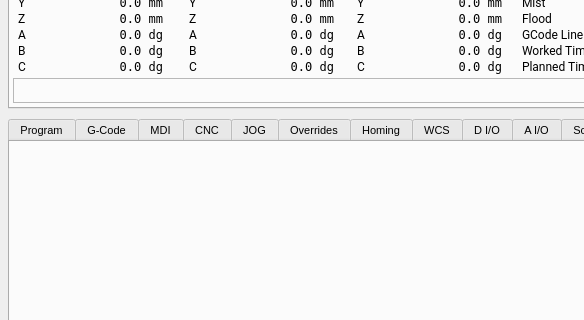
Above: python/examples/api_client_qt_demo/desktop_view.ui from rosettacnc-classroom/cnc_api_client_core_1 before the change; both pictures show x 0 to 584 and y 197 to 517 of the 1038 by 766 pixel window. Below: the same form after it.
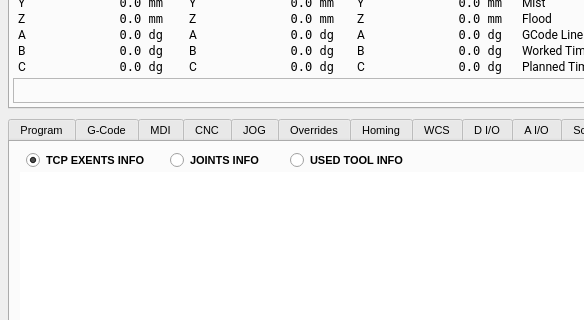
That is the form after the change. The open tabs and pages were chosen to show the change. Custom widgets are drawn as their Qt base class.

What changed in the file:
```diff
--- a/python/examples/api_client_qt_demo/desktop_view.ui
+++ b/python/examples/api_client_qt_demo/desktop_view.ui
@@ -2018,6 +2018,97 @@
      <attribute name="title">
       <string>Machining Info</string>
      </attribute>
+     <widget class="QRadioButton" name="minfoTCPExtentsInfoRadioButton">
+      <property name="geometry">
+       <rect>
+        <x>16</x>
+        <y>8</y>
+        <width>137</width>
+        <height>20</height>
+       </rect>
+      </property>
+      <property name="font">
+       <font>
+        <family>Tahoma</family>
+        <pointsize>8</pointsize>
+        <bold>true</bold>
+       </font>
+      </property>
+      <property name="text">
+       <string>TCP EXENTS INFO</string>
+      </property>
+      <property name="checked">
+       <bool>true</bool>
+      </property>
+     </widget>
+     <widget class="QRadioButton" name="minfoJointsInfoRadioButton">
+      <property name="geometry">
+       <rect>
+        <x>160</x>
+        <y>8</y>
+        <width>113</width>
+        <height>20</height>
+       </rect>
+      </property>
+      <property name="font">
+       <font>
+        <family>Tahoma</family>
+        <pointsize>8</pointsize>
+        <bold>true</bold>
+       </font>
+      </property>
+      <property name="text">
+       <string>JOINTS INFO</string>
+      </property>
+     </widget>
+     <widget class="QRadioButton" name="minfoUsedToolInfoRadioButton">
+      <property name="geometry">
+       <rect>
+        <x>280</x>
+        <y>8</y>
+        <width>160</width>
+        <height>20</height>
+       </rect>
+      </property>
+      <property name="font">
+       <font>
+        <family>Tahoma</family>
+        <pointsize>8</pointsize>
+        <bold>true</bold>
+       </font>
+      </property>
+      <property name="text">
+       <string>USED TOOL INFO</string>
+      </property>
+     </widget>
+     <widget class="QTextEdit" name="minfoDataEdit">
+      <property name="geometry">
+       <rect>
+        <x>10</x>
+        <y>30</y>
+        <width>891</width>
+        <height>331</height>
+       </rect>
+      </property>
+      <property name="sizePolicy">
+       <sizepolicy hsizetype="Preferred" vsizetype="Preferred">
+        <horstretch>0</horstretch>
+        <verstretch>0</verstretch>
+       </sizepolicy>
+      </property>
+      <property name="font">
+       <font>
+        <family>DejaVu Sans Mono</family>
+        <pointsize>8</pointsize>
+       </font>
+      </property>
+      <property name="frameShape">
+       <enum>QFrame::Shape::NoFrame</enum>
+      </property>
+      <property name="readOnly">
+       <bool>true</bool>
+      </property>
+     </widget>
     </widget>
     <widget class="QWidget" name="tabUIDialogs">
      <attribute name="title">
```
Left out of the diff: 2 changed lines with no effect on the pictures.
